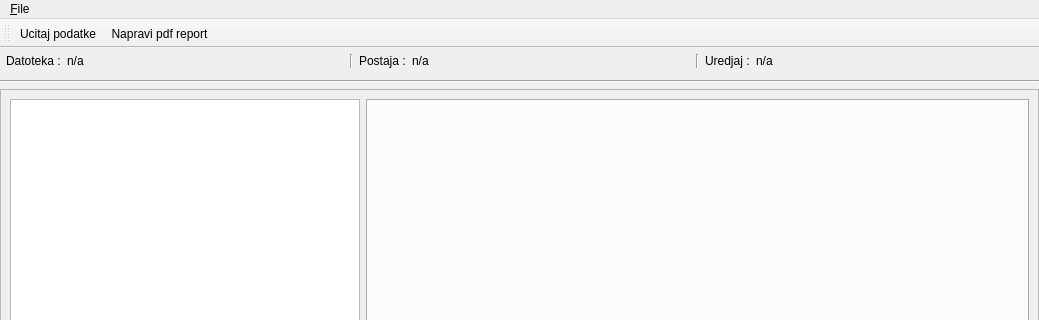
This is app/view/uiFiles/display.ui in vmilic/umjeravanje as Qt 5 draws it before an edit; both pictures show x 0 to 1039 and y 0 to 320 of the 1039 by 628 pixel window. The edited form follows.
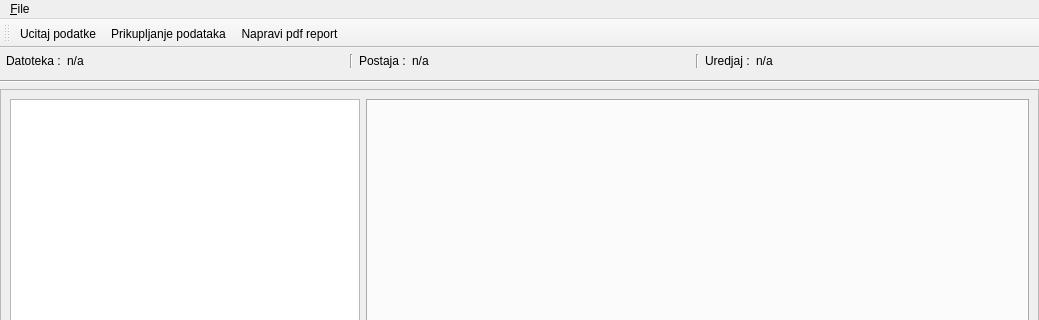
This is the edited form.

Diff of the .ui file:
```diff
--- a/app/view/uiFiles/display.ui
+++ b/app/view/uiFiles/display.ui
@@ -202,6 +202,7 @@
     <bool>false</bool>
    </attribute>
    <addaction name="action_ucitaj_podatke"/>
+   <addaction name="action_otvori_kolektor"/>
    <addaction name="action_Napravi_pdf_report"/>
   </widget>
   <action name="action_Exit">
@@ -238,6 +239,11 @@
     <string>&amp;Napravi pdf report</string>
    </property>
   </action>
+  <action name="action_otvori_kolektor">
+   <property name="text">
+    <string>&amp;Prikupljanje podataka</string>
+   </property>
+  </action>
  </widget>
  <resources/>
  <connections/>
```
Left out of the diff: 3 changed lines with no effect on the pictures.
